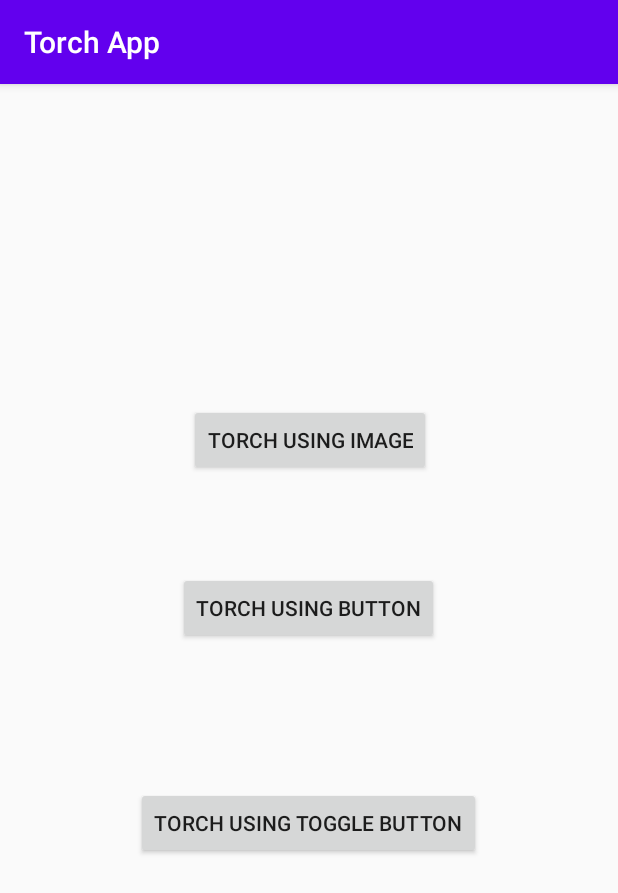
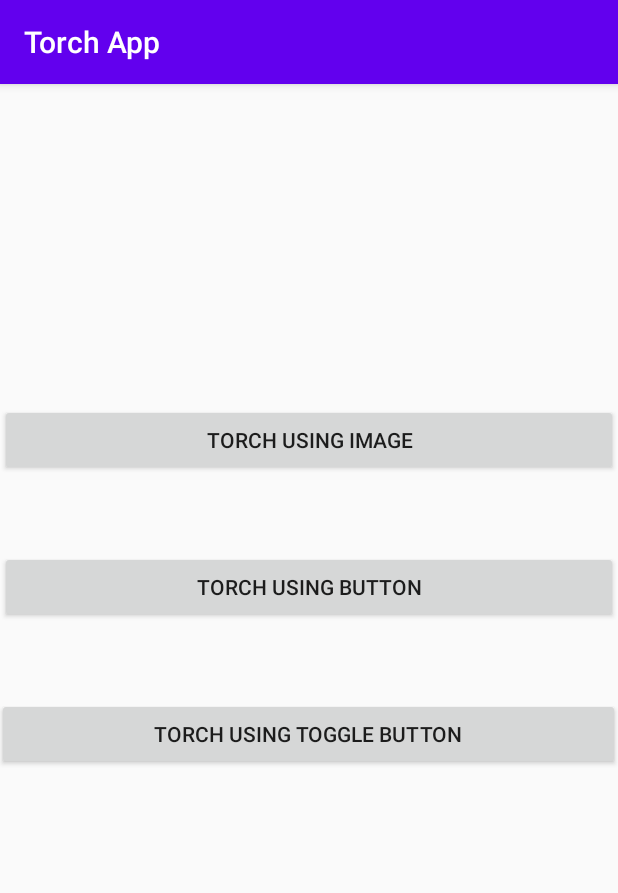
Before and after one commit to KumarSanskar/Torch_App, an Android app: the screen it shows after launch (MainActivity), on a phone screen of 412 x 824 dp. Shown: the top 893 px of the screen. Run offline under Robolectric (Android 15) with nearby library versions, the phone set to English and light mode, and no system bars.

Commit message:
changed positions of the buttons

```diff
--- a/app/src/main/res/layout/activity_main.xml
+++ b/app/src/main/res/layout/activity_main.xml
@@ -8,32 +8,35 @@
 
     <Button
         android:id="@+id/button"
-        android:layout_width="wrap_content"
+        android:layout_width="match_parent"
         android:layout_height="wrap_content"
         android:layout_alignParentStart="true"
         android:layout_alignParentLeft="true"
         android:layout_alignParentTop="true"
         android:layout_centerHorizontal="true"
-        android:layout_marginStart="126dp"
-        android:layout_marginLeft="126dp"
+        android:layout_marginStart="0dp"
+        android:layout_marginLeft="0dp"
         android:layout_marginTop="213dp"
         android:text="Torch using Image" />
 
     <Button
         android:id="@+id/button2"
-        android:layout_width="wrap_content"
+        android:layout_width="match_parent"
         android:layout_height="wrap_content"
-        android:layout_alignParentTop="true"
-        android:layout_centerHorizontal="true"
-        android:layout_marginTop="325dp"
+        android:layout_below="@+id/button"
+        android:layout_alignParentStart="true"
+        android:layout_marginTop="50dp"
         android:text="Torch Using Button" />
 
     <Button
         android:id="@+id/button3"
-        android:layout_width="wrap_content"
+        android:layout_width="match_parent"
         android:layout_height="wrap_content"
-        android:layout_alignParentBottom="true"
-        android:layout_centerHorizontal="true"
-        android:layout_marginBottom="251dp"
+        android:layout_below="@+id/button2"
+        android:layout_alignParentStart="true"
+        android:layout_alignParentEnd="true"
+        android:layout_marginStart="-2dp"
+        android:layout_marginTop="50dp"
+        android:layout_marginEnd="-1dp"
         android:text="Torch using Toggle Button" />
 </RelativeLayout>
```
